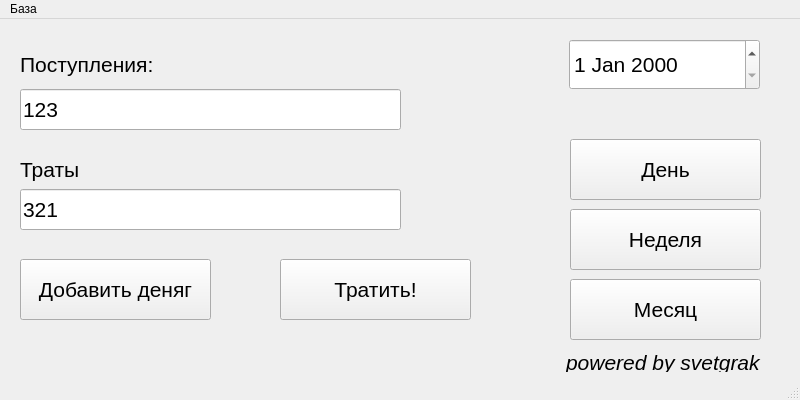
First picture: the form in forms/test_main_window.ui, repository svetgrak/money, before the edit.
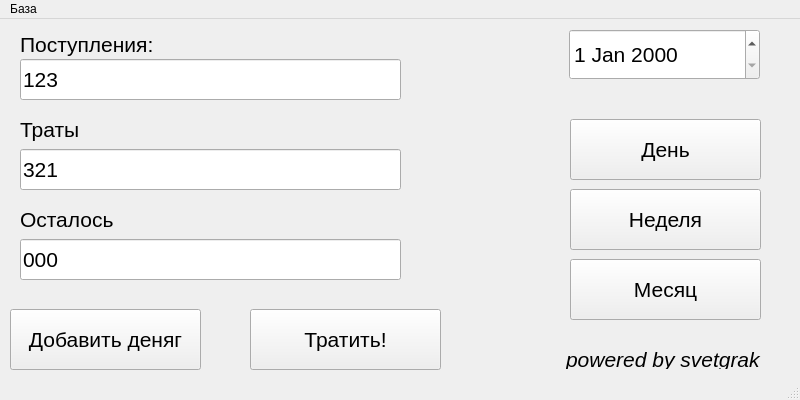
Second picture: the form after the edit.

```diff
--- a/forms/test_main_window.ui
+++ b/forms/test_main_window.ui
@@ -30,7 +30,7 @@
     <property name="geometry">
      <rect>
       <x>569</x>
-      <y>20</y>
+      <y>10</y>
       <width>191</width>
       <height>51</height>
      </rect>
@@ -45,7 +45,7 @@
     <property name="geometry">
      <rect>
       <x>20</x>
-      <y>70</y>
+      <y>40</y>
       <width>381</width>
       <height>41</height>
      </rect>
@@ -63,7 +63,7 @@
     <property name="geometry">
      <rect>
       <x>20</x>
-      <y>30</y>
+      <y>10</y>
       <width>231</width>
       <height>31</height>
      </rect>
@@ -81,7 +81,7 @@
     <property name="geometry">
      <rect>
       <x>20</x>
-      <y>120</y>
+      <y>80</y>
       <width>311</width>
       <height>61</height>
      </rect>
@@ -99,7 +99,7 @@
     <property name="geometry">
      <rect>
       <x>20</x>
-      <y>170</y>
+      <y>130</y>
       <width>381</width>
       <height>41</height>
      </rect>
@@ -117,7 +117,7 @@
     <property name="geometry">
      <rect>
       <x>570</x>
-      <y>120</y>
+      <y>100</y>
       <width>191</width>
       <height>61</height>
      </rect>
@@ -135,7 +135,7 @@
     <property name="geometry">
      <rect>
       <x>570</x>
-      <y>190</y>
+      <y>170</y>
       <width>191</width>
       <height>61</height>
      </rect>
@@ -153,7 +153,7 @@
     <property name="geometry">
      <rect>
       <x>570</x>
-      <y>260</y>
+      <y>240</y>
       <width>191</width>
       <height>61</height>
      </rect>
@@ -171,7 +171,7 @@
     <property name="geometry">
      <rect>
       <x>566</x>
-      <y>333</y>
+      <y>330</y>
       <width>201</width>
       <height>20</height>
      </rect>
@@ -190,8 +190,8 @@
    <widget class="QPushButton" name="pushButton_4">
     <property name="geometry">
      <rect>
-      <x>20</x>
-      <y>240</y>
+      <x>10</x>
+      <y>290</y>
       <width>191</width>
       <height>61</height>
      </rect>
@@ -208,8 +208,8 @@
    <widget class="QPushButton" name="pushButton_5">
     <property name="geometry">
      <rect>
-      <x>280</x>
-      <y>240</y>
+      <x>250</x>
+      <y>290</y>
       <width>191</width>
       <height>61</height>
      </rect>
@@ -223,6 +223,42 @@
      <string>Тратить!</string>
     </property>
    </widget>
+   <widget class="QLabel" name="win_label_result_money">
+    <property name="geometry">
+     <rect>
+      <x>20</x>
+      <y>170</y>
+      <width>311</width>
+      <height>61</height>
+     </rect>
+    </property>
+    <property name="font">
+     <font>
+      <pointsize>16</pointsize>
+     </font>
+    </property>
+    <property name="text">
+     <string>Осталось</string>
+    </property>
+   </widget>
+   <widget class="QLineEdit" name="win_count_result_money">
+    <property name="geometry">
+     <rect>
+      <x>20</x>
+      <y>220</y>
+      <width>381</width>
+      <height>41</height>
+     </rect>
+    </property>
+    <property name="font">
+     <font>
+      <pointsize>16</pointsize>
+     </font>
+    </property>
+    <property name="text">
+     <string>000</string>
+    </property>
+   </widget>
   </widget>
   <widget class="QMenuBar" name="menubar">
    <property name="geometry">
```
Left out of the diff: 38 changed lines with no effect on the pictures.
